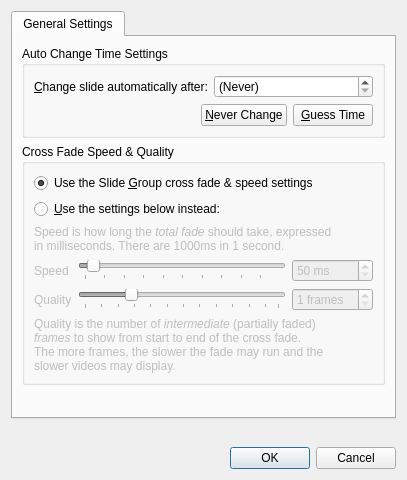
Above: src/SlideSettingsDialog.ui from google-code-export/dviz before the change. Below: the same form after it.
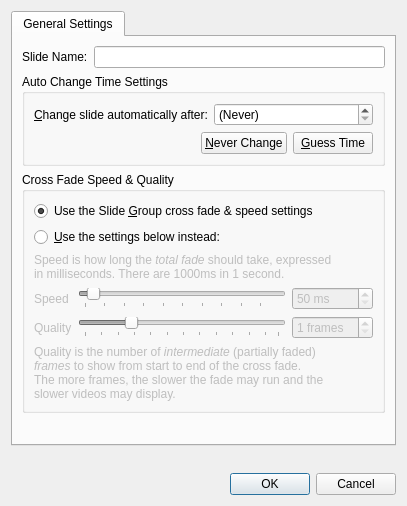
That is the form after the change.

Commit message: Fixed slide duplication re-numbering bug. Added 'Slide Name' attribute and editable slide list model (for editing the slide name) - next step to integrate slide name with BibleModel and fix BibleModel slide gen bug

Patch:
```diff
--- a/src/SlideSettingsDialog.ui
+++ b/src/SlideSettingsDialog.ui
@@ -7,7 +7,7 @@
     <x>0</x>
     <y>0</y>
     <width>407</width>
-    <height>480</height>
+    <height>506</height>
    </rect>
   </property>
   <property name="windowTitle">
@@ -24,6 +24,20 @@
        <string>General Settings</string>
       </attribute>
       <layout class="QVBoxLayout" name="verticalLayout_3">
+       <item>
+        <layout class="QHBoxLayout" name="horizontalLayout_3">
+         <item>
+          <widget class="QLabel" name="label_2">
+           <property name="text">
+            <string>Slide Name:</string>
+           </property>
+          </widget>
+         </item>
+         <item>
+          <widget class="QLineEdit" name="slideName"/>
+         </item>
+        </layout>
+       </item>
        <item>
         <widget class="QGroupBox" name="groupBox">
          <property name="title">
```
The commit also changes 6 other files.
